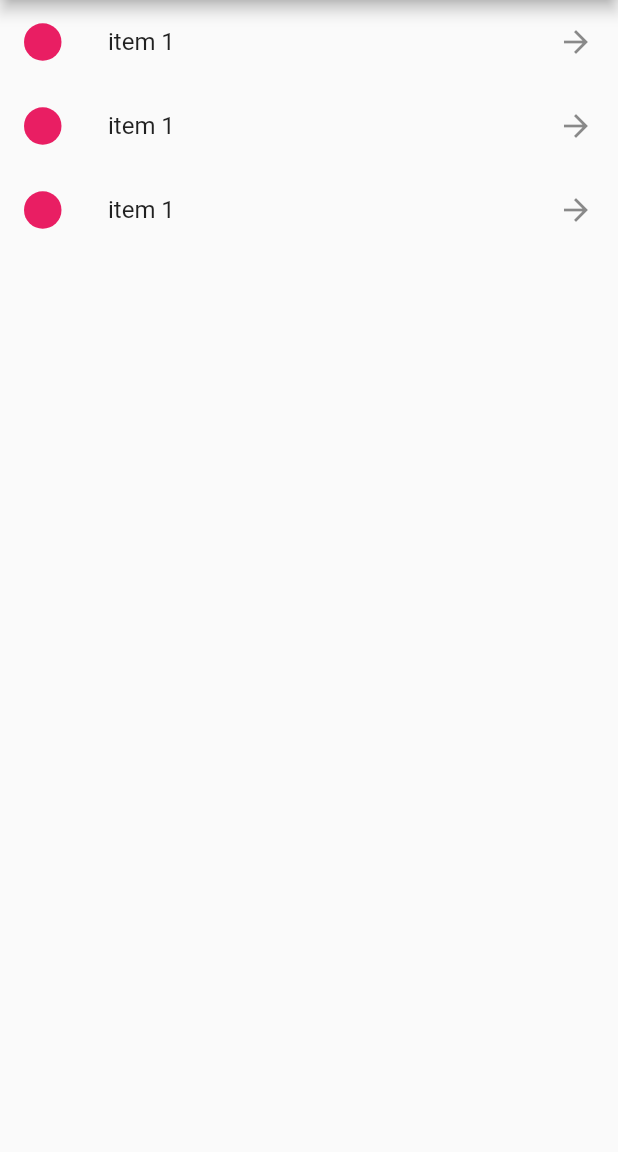
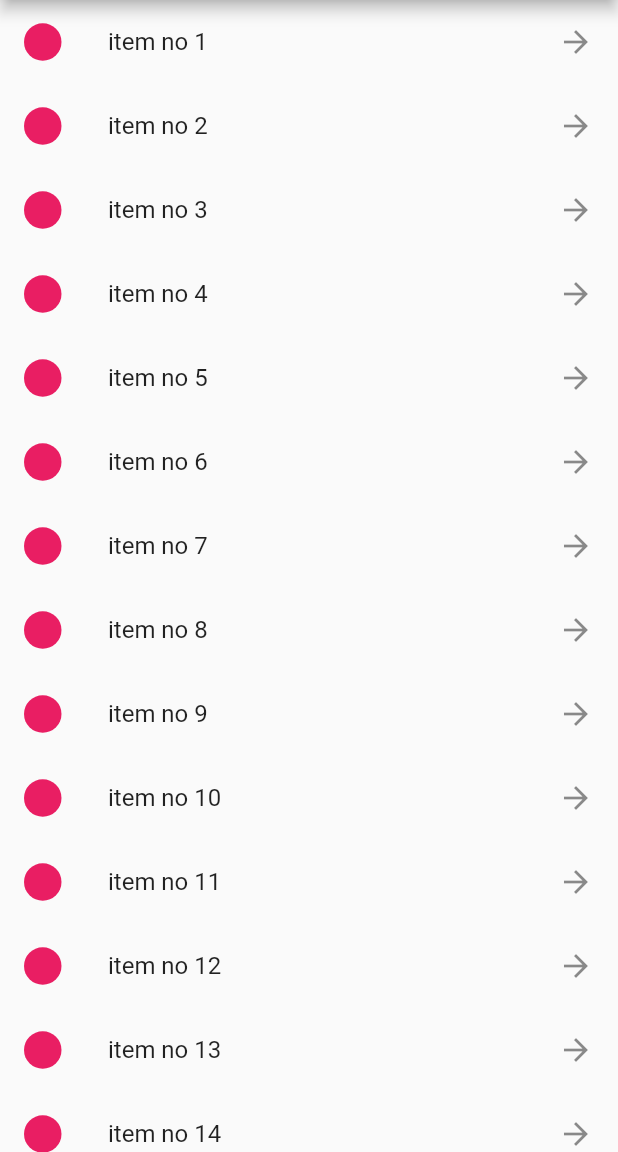
Before and after one commit to mridul0098/listview, a Flutter app: the screen it shows after launch, on a phone screen of 412 x 824 dp, the part 84-1236 px from its top. Run offline on Flutter 3.47's test engine with Material 2 defaults, Android fonts, the phone set to English and light mode, and no system bars.

Commit message:
listview 2

```diff
--- a/lib/main.dart
+++ b/lib/main.dart
@@ -1,18 +1,53 @@
 import 'package:flutter/material.dart';
+
 void main() {
   runApp(MaterialApp(
     title: "listview",
     home: Scaffold(
       appBar: AppBar(
-        title:Text(
-         "listview",
-        ) ,
+        title: Text(
+          "listview",
+        ),
       ),
       body: MyApp(),
     ),
   ));
 }
 
+class MyApp extends StatefulWidget {
+  @override
+  _MyAppState createState() => _MyAppState();
+}
+
+class _MyAppState extends State<MyApp> {
+  List<int> list = List();
+  @override
+  void initState() {
+    for (int i = 1; i <= 50; i++) {
+      list.add(i);
+    }
+  }
+
+  Widget build(BuildContext context) {
+    return ListView.builder(
+     itemCount: list.length,
+     itemBuilder:(BuildContext cnx, int index) {
+       return  ListTile(
+          title: Text("item no ${list[index]}"),
+          leading: Container(
+            height: 25,
+            width: 25,
+            decoration:
+              BoxDecoration(shape:BoxShape.circle,color:Colors.pink),
+          ),
+          trailing:Icon(Icons.arrow_forward),
+        );
+     }
+    );
+  }
+}
+
+/*
 class MyApp extends StatefulWidget {
   @override
   State<MyApp> createState() => _MyAppState();
@@ -58,3 +93,4 @@ class _MyAppState extends State<MyApp> {
     );
   }
 }
+*/
```
